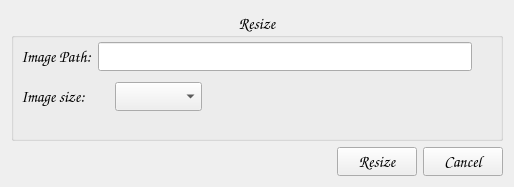
Qt form App_main/UI/untitled.ui (piotrekgelert/thumbnail-resizer-tool) before a commit.
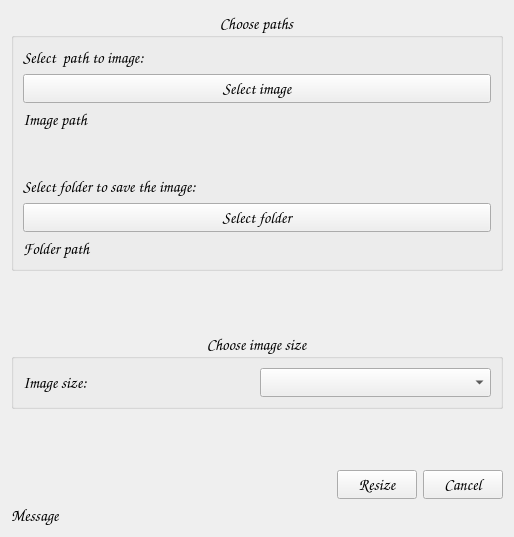
The same form after that commit. Icons and pictures are not drawn.

Commit message: add paths to file and folder

Patch:
```diff
--- a/App_main/UI/untitled.ui
+++ b/App_main/UI/untitled.ui
@@ -7,7 +7,7 @@
     <x>0</x>
     <y>0</y>
     <width>514</width>
-    <height>187</height>
+    <height>537</height>
    </rect>
   </property>
   <property name="font">
@@ -20,7 +20,7 @@
    <string>Tumbnail Resizer Tool</string>
   </property>
   <layout class="QGridLayout" name="gridLayout">
-   <item row="1" column="1">
+   <item row="4" column="1">
     <layout class="QHBoxLayout" name="hl_buttons">
      <property name="sizeConstraint">
       <enum>QLayout::SetDefaultConstraint</enum>
@@ -41,7 +41,74 @@
      </item>
     </layout>
    </item>
-   <item row="1" column="0">
+   <item row="0" column="0" colspan="2">
+    <widget class="QGroupBox" name="gb_get_paths">
+     <property name="title">
+      <string>Choose paths</string>
+     </property>
+     <property name="alignment">
+      <set>Qt::AlignCenter</set>
+     </property>
+     <layout class="QVBoxLayout" name="verticalLayout">
+      <item>
+       <widget class="QLabel" name="lb_path_to_file">
+        <property name="text">
+         <string>Select  path to image:</string>
+        </property>
+       </widget>
+      </item>
+      <item>
+       <widget class="QPushButton" name="pb_select_img_path">
+        <property name="text">
+         <string>Select image</string>
+        </property>
+       </widget>
+      </item>
+      <item>
+       <widget class="QLabel" name="lb_selected_img_path">
+        <property name="text">
+         <string>Image path</string>
+        </property>
+       </widget>
+      </item>
+      <item>
+       <spacer name="verticalSpacer_2">
+        <property name="orientation">
+         <enum>Qt::Vertical</enum>
+        </property>
+        <property name="sizeHint" stdset="0">
+         <size>
+          <width>20</width>
+          <height>40</height>
+         </size>
+        </property>
+       </spacer>
+      </item>
+      <item>
+       <widget class="QLabel" name="lb_folder_path">
+        <property name="text">
+         <string>Select folder to save the image:</string>
+        </property>
+       </widget>
+      </item>
+      <item>
+       <widget class="QPushButton" name="pb_select_folder_path">
+        <property name="text">
+         <string>Select folder</string>
+        </property>
+       </widget>
+      </item>
+      <item>
+       <widget class="QLabel" name="lb_selected_folder_path">
+        <property name="text">
+         <string>Folder path</string>
+        </property>
+       </widget>
+      </item>
+     </layout>
+    </widget>
+   </item>
+   <item row="4" column="0">
     <spacer name="horizontalSpacer">
      <property name="orientation">
       <enum>Qt::Horizontal</enum>
@@ -54,60 +121,65 @@
      </property>
     </spacer>
    </item>
-   <item row="0" column="0" colspan="2">
-    <widget class="QGroupBox" name="gb_path_size">
+   <item row="3" column="1">
+    <spacer name="verticalSpacer">
+     <property name="orientation">
+      <enum>Qt::Vertical</enum>
+     </property>
+     <property name="sizeHint" stdset="0">
+      <size>
+       <width>20</width>
+       <height>40</height>
+      </size>
+     </property>
+    </spacer>
+   </item>
+   <item row="5" column="0" colspan="2">
+    <widget class="QLabel" name="lb_message">
+     <property name="text">
+      <string>Message</string>
+     </property>
+    </widget>
+   </item>
+   <item row="2" column="0" colspan="2">
+    <widget class="QGroupBox" name="gb_size_choice">
      <property name="title">
-      <string>Resize</string>
+      <string>Choose image size</string>
      </property>
      <property name="alignment">
       <set>Qt::AlignCenter</set>
      </property>
-     <widget class="QWidget" name="">
-      <property name="geometry">
-       <rect>
-        <x>10</x>
-        <y>30</y>
-        <width>451</width>
-        <height>31</height>
-       </rect>
-      </property>
-      <layout class="QHBoxLayout" name="horizontalLayout">
-       <item>
-        <widget class="QLabel" name="lb_image_path">
-         <property name="text">
-          <string>Image Path:</string>
-         </property>
-        </widget>
-       </item>
-       <item>
-        <widget class="QLineEdit" name="lineEdit"/>
-       </item>
-      </layout>
-     </widget>
-     <widget class="QWidget" name="">
-      <property name="geometry">
-       <rect>
-        <x>10</x>
-        <y>70</y>
-        <width>181</width>
-        <height>31</height>
-       </rect>
-      </property>
-      <layout class="QHBoxLayout" name="hl_image_size">
-       <item>
-        <widget class="QLabel" name="lb_image_size">
-         <property name="text">
-          <string>Image size:</string>
-         </property>
-        </widget>
-       </item>
-       <item>
-        <widget class="QComboBox" name="cb_sizes"/>
-       </item>
-      </layout>
-     </widget>
+     <layout class="QVBoxLayout" name="verticalLayout_2">
+      <item>
+       <layout class="QHBoxLayout" name="hl_image_size">
+        <item>
+         <widget class="QLabel" name="lb_image_size">
+          <property name="text">
+           <string>Image size:</string>
+          </property>
+         </widget>
+        </item>
+        <item>
+         <widget class="QComboBox" name="cb_sizes"/>
+        </item>
+       </layout>
+      </item>
+     </layout>
     </widget>
    </item>
+   <item row="1" column="0" colspan="2">
+    <spacer name="verticalSpacer_3">
+     <property name="orientation">
+      <enum>Qt::Vertical</enum>
+     </property>
+     <property name="sizeHint" stdset="0">
+      <size>
+       <width>20</width>
+       <height>40</height>
+      </size>
+     </property>
+    </spacer>
+   </item>
   </layout>
  </widget>
  <resources/>
```
Left out of the diff: 8 changed lines with no effect on the pictures. The commit also changes 7 other files.
